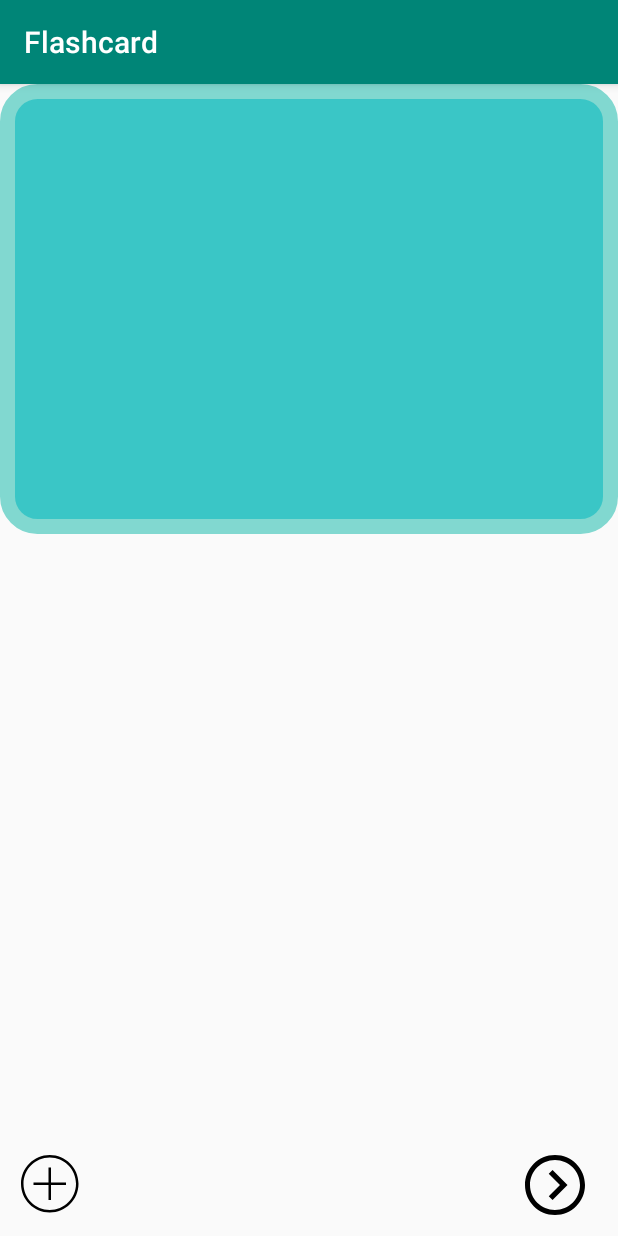
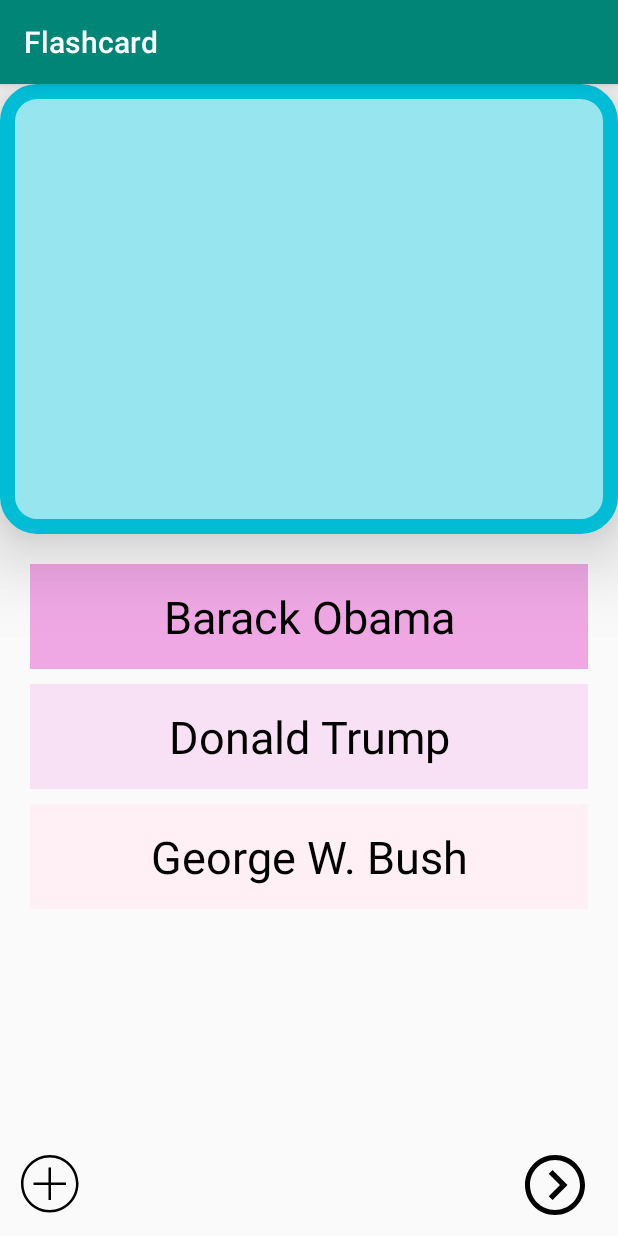
Before and after one commit to AlynMing/Flashcard-12, an Android app: the screen it shows after launch (MainActivity), on a phone screen of 412 x 824 dp. Run offline under Robolectric (Android 15) with nearby library versions, the phone set to English and light mode, and no system bars; our stand-ins replace Room's generated code.

Commit message:
added new palette colors added multiple choice feature

```diff
--- a/app/src/main/res/drawable/card_background.xml
+++ b/app/src/main/res/drawable/card_background.xml
@@ -2,6 +2,6 @@
 <shape xmlns:android="http://schemas.android.com/apk/res/android"
     android:shape="rectangle" >
     <corners android:radius="20dp" />
-    <stroke android:width="10dp" android:color="#81d8d0"/>
-    <solid android:color="#3ac6c6" android:width="7dp"/>
+    <stroke android:width="10dp" android:color="#00bcd4"/>
+    <solid android:color="#97e5ef" android:width="7dp"/>
 </shape>
--- a/app/src/main/res/layout/activity_main.xml
+++ b/app/src/main/res/layout/activity_main.xml
@@ -13,18 +13,67 @@
         android:textSize="40sp"
         android:gravity="center"
         android:background="@drawable/card_background"
+        android:elevation="30dp"
         android:textColor="@color/white"/>
 
     <TextView
         android:id="@+id/flashcard_answer"
         android:layout_width="match_parent"
         android:layout_height="300dp"
-        android:background="@color/cream"
+        android:background="@color/paletteD"
         android:gravity="center"
         android:text="Barack Obama"
         android:textColor="@color/black"
         android:textSize="40sp"
         android:visibility="invisible" />
+
+    <TextView
+        android:id="@+id/optionA"
+        android:layout_width="match_parent"
+        android:layout_height="70dp"
+        android:layout_alignParentStart="true"
+        android:layout_alignParentTop="true"
+        android:layout_marginStart="20dp"
+        android:layout_marginEnd="20dp"
+        android:layout_marginTop="320dp"
+        android:background="@color/paletteA"
+        android:gravity="center"
+        android:text="Barack Obama"
+        android:textColor="@color/black"
+        android:textSize="30sp"
+        android:visibility="visible"/>
+
+    <TextView
+        android:id="@+id/optionB"
+        android:layout_width="match_parent"
+        android:layout_height="70dp"
+        android:layout_alignParentStart="true"
+        android:layout_alignParentTop="true"
+        android:layout_marginStart="20dp"
+        android:layout_marginEnd="20dp"
+        android:layout_marginTop="400dp"
+        android:background="@color/paletteB"
+        android:gravity="center"
+        android:text="Donald Trump"
+        android:textColor="@color/black"
+        android:textSize="30sp"
+        android:visibility="visible" />
+
+    <TextView
+        android:id="@+id/optionC"
+        android:layout_width="match_parent"
+        android:layout_height="70dp"
+        android:layout_alignParentStart="true"
+        android:layout_alignParentTop="true"
+        android:layout_marginStart="20dp"
+        android:layout_marginEnd="20dp"
+        android:layout_marginTop="480dp"
+        android:background="@color/paletteC"
+        android:gravity="center"
+        android:text="George W. Bush"
+        android:textColor="@color/black"
+        android:textSize="30sp"
+        android:visibility="visible" />
 
     <ImageView
         android:id="@+id/add_icon"
--- a/app/src/main/res/values/colors.xml
+++ b/app/src/main/res/values/colors.xml
@@ -4,7 +4,10 @@
     <color name="colorPrimaryDark">#00574B</color>
     <color name="colorAccent">#D81B60</color>
     <color name="navyBlue">#0033CC</color>
-    <color name="cream">#ffe8e2</color>
     <color name="black">#000000</color>
     <color name="white">#FFFFFF</color>
+    <color name="paletteA">#efa8e4</color>
+    <color name="paletteB">#f8e1f4</color>
+    <color name="paletteC">#fff0f5</color>
+    <color name="paletteD">#97e5ef</color>
 </resources>
```
